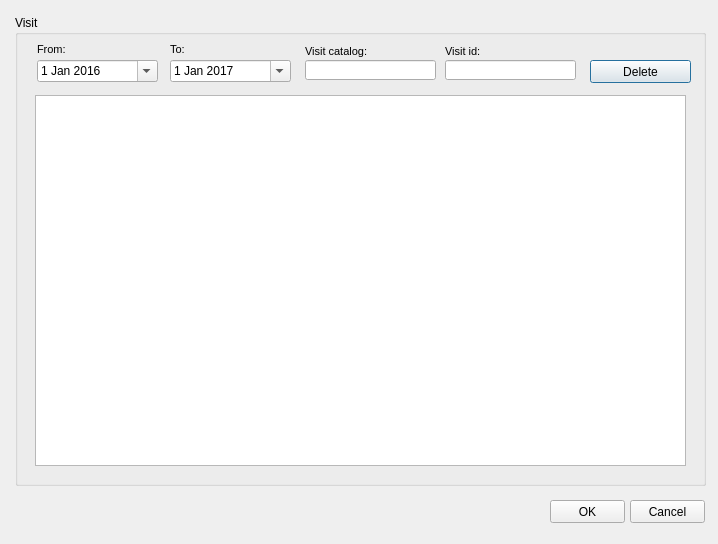
First picture: the form in ui/visit_management.ui, repository Giswater/giswater_qgis_plugin, before the edit.
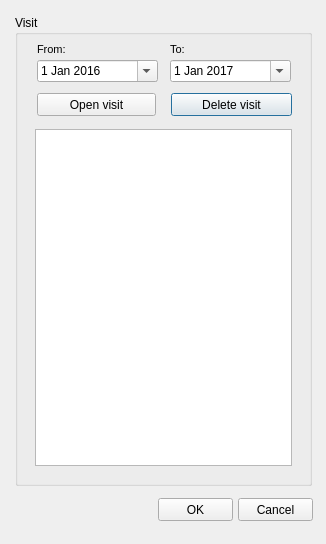
Second picture: the form after the edit.

Commit message: Update form add_visit

```diff
--- a/ui/visit_management.ui
+++ b/ui/visit_management.ui
@@ -6,7 +6,7 @@
    <rect>
     <x>0</x>
     <y>0</y>
-    <width>718</width>
+    <width>326</width>
     <height>544</height>
    </rect>
   </property>
@@ -18,7 +18,7 @@
     <rect>
      <x>15</x>
      <y>15</y>
-     <width>691</width>
+     <width>297</width>
      <height>471</height>
     </rect>
    </property>
@@ -29,9 +29,9 @@
     <property name="geometry">
      <rect>
       <x>20</x>
-      <y>80</y>
-      <width>651</width>
-      <height>371</height>
+      <y>114</y>
+      <width>257</width>
+      <height>337</height>
      </rect>
     </property>
     <property name="sortingEnabled">
@@ -41,14 +41,14 @@
    <widget class="QPushButton" name="btn_delete">
     <property name="geometry">
      <rect>
-      <x>575</x>
-      <y>45</y>
-      <width>101</width>
+      <x>156</x>
+      <y>78</y>
+      <width>121</width>
       <height>23</height>
      </rect>
     </property>
     <property name="text">
-     <string>Delete</string>
+     <string>Delete visit</string>
     </property>
    </widget>
    <widget class="QDateEdit" name="date_event_to">
@@ -160,98 +160,25 @@
      <bool>true</bool>
     </property>
    </widget>
-   <widget class="QLabel" name="label_data_event_to_3">
+   <widget class="QPushButton" name="btn_delete_2">
     <property name="geometry">
      <rect>
-      <x>430</x>
-      <y>25</y>
-      <width>116</width>
-      <height>22</height>
+      <x>22</x>
+      <y>78</y>
+      <width>119</width>
+      <height>23</height>
      </rect>
     </property>
-    <property name="font">
-     <font>
-      <pointsize>8</pointsize>
-     </font>
-    </property>
-    <property name="frameShape">
-     <enum>QFrame::NoFrame</enum>
-    </property>
-    <property name="frameShadow">
-     <enum>QFrame::Raised</enum>
-    </property>
     <property name="text">
-     <string>Visit id:</string>
-    </property>
-    <property name="textFormat">
-     <enum>Qt::AutoText</enum>
-    </property>
-    <property name="scaledContents">
-     <bool>false</bool>
-    </property>
-    <property name="margin">
-     <number>3</number>
-    </property>
-   </widget>
-   <widget class="QLineEdit" name="lineEdit_3">
-    <property name="geometry">
-     <rect>
-      <x>430</x>
-      <y>45</y>
-      <width>131</width>
-      <height>20</height>
-     </rect>
-    </property>
-   </widget>
-   <widget class="QLabel" name="label_data_event_to_4">
-    <property name="geometry">
-     <rect>
-      <x>290</x>
-      <y>25</y>
-      <width>116</width>
-      <height>22</height>
-     </rect>
-    </property>
-    <property name="font">
-     <font>
-      <pointsize>8</pointsize>
-     </font>
-    </property>
-    <property name="frameShape">
-     <enum>QFrame::NoFrame</enum>
-    </property>
-    <property name="frameShadow">
-     <enum>QFrame::Raised</enum>
-    </property>
-    <property name="text">
-     <string>Visit catalog:</string>
-    </property>
-    <property name="textFormat">
-     <enum>Qt::AutoText</enum>
-    </property>
-    <property name="scaledContents">
-     <bool>false</bool>
-    </property>
-    <property name="margin">
-     <number>3</number>
-    </property>
-   </widget>
-   <widget class="QLineEdit" name="lineEdit_4">
-    <property name="geometry">
-     <rect>
-      <x>290</x>
-      <y>45</y>
-      <width>131</width>
-      <height>20</height>
-     </rect>
+     <string>Open visit</string>
     </property>
    </widget>
   </widget>
   <widget class="QPushButton" name="btn_cancel">
    <property name="geometry">
     <rect>
-     <x>630</x>
-     <y>500</y>
+     <x>238</x>
+     <y>498</y>
      <width>75</width>
      <height>23</height>
     </rect>
@@ -263,8 +190,8 @@
   <widget class="QPushButton" name="btn_accept">
    <property name="geometry">
     <rect>
-     <x>550</x>
-     <y>500</y>
+     <x>158</x>
+     <y>498</y>
      <width>75</width>
      <height>23</height>
     </rect>
```
The commit also changes 2 other files.
